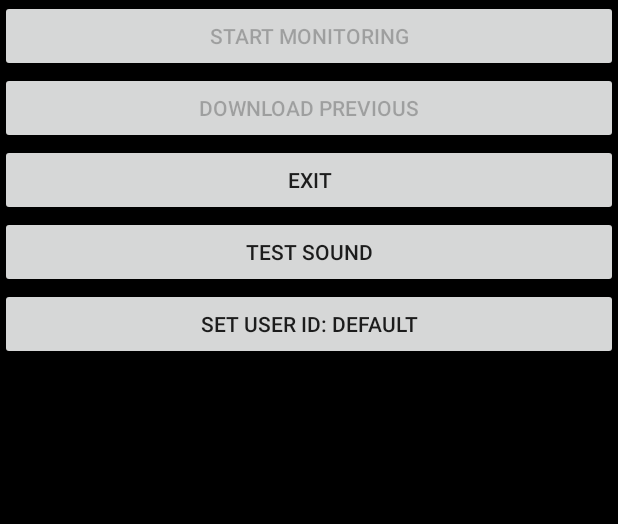
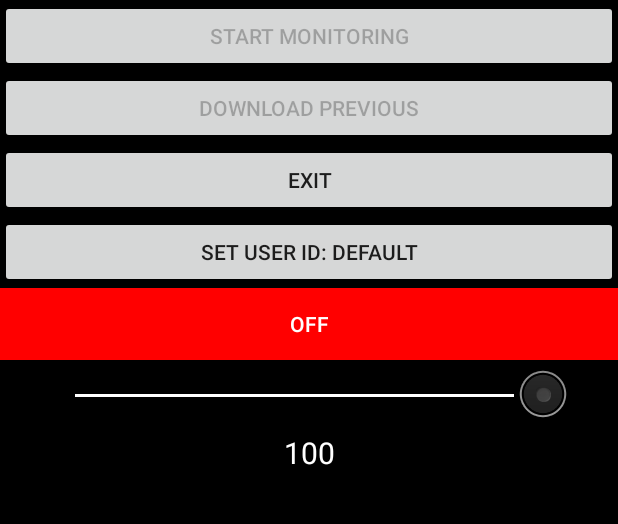
Before and after one commit to nathanww/home-tmr, an Android app: the screen it shows after launch (MainActivity), on a phone screen of 412 x 824 dp, the part 84-608 px from its top. Run offline under Robolectric (Android 15) with nearby library versions, the phone set to English and light mode, and no system bars; libraries missing offline, so code that uses them is left out: fi.iki.elonen, org.apache.commons; 9 statements that could not run were skipped.

Commit message:
Stroke code: no 'test sound,' white noise, volume slider, TMR on/off button

```diff
--- a/app/src/main/java/neurelectrics/fitbitdatalogger/MainActivity.java
+++ b/app/src/main/java/neurelectrics/fitbitdatalogger/MainActivity.java
@@ -8,7 +8,11 @@ import android.content.Context;
 import android.content.DialogInterface;
 import android.content.Intent;
 import android.content.IntentFilter;
+import android.content.SharedPreferences;
 import android.content.pm.PackageManager;
+import android.content.res.ColorStateList;
+import android.graphics.Color;
+import android.media.MediaPlayer;
 import android.os.AsyncTask;
 import android.os.BatteryManager;
 import android.os.Environment;
@@ -23,8 +27,11 @@ import android.view.View;
 import android.view.Window;
 import android.view.WindowManager;
 import android.widget.Button;
+import android.widget.CompoundButton;
 import android.widget.EditText;
+import android.widget.SeekBar;
 import android.widget.TextView;
+import android.widget.ToggleButton;
 
 import org.apache.commons.math3.stat.descriptive.moment.StandardDeviation;
 import org.json.JSONException;
@@ -72,6 +79,12 @@ public class MainActivity extends AppCompatActivity {
     fitbitServer server;
     savedDataServer fileServer;
     String fitbitStatus="";
+    ToggleButton tmrStateButton;
+    MediaPlayer whiteNoise;
+    Float whiteNoiseVolume = 1.0f;
+    TextView volumeText;
+    SeekBar volumeBar;
+    SharedPreferences volumePreferences;
     boolean isPlaying=false;
     int ZMAX_WRITE_INTERVAL=60*60; //write zmax data every minute
     String zMaxBuffer="";
@@ -393,6 +406,54 @@ public class MainActivity extends AppCompatActivity {
             }
         });
 
+        volumePreferences = getSharedPreferences("volume_preferences", MODE_PRIVATE);
+        whiteNoiseVolume = volumePreferences.getFloat("volume", 1.0f);
+        int displayVolume = (int) (whiteNoiseVolume * 100);
+
+        volumeBar = (SeekBar) findViewById(R.id.volumeBar);
+        volumeBar.setProgress(displayVolume);
+        volumeText = (TextView) findViewById(R.id.volumeText);
+        volumeText.setText(String.valueOf(displayVolume));
+        volumeBar.setOnSeekBarChangeListener(new SeekBar.OnSeekBarChangeListener() {
+            @Override
+            public void onProgressChanged(SeekBar seekBar, int progress, boolean fromUser) {
+                volumeText.setText(String.valueOf(progress));
+                whiteNoiseVolume = new Float(progress / 100.0);
+                whiteNoise.setVolume(whiteNoiseVolume, whiteNoiseVolume);
+            }
+
+            @Override
+            public void onStartTrackingTouch(SeekBar seekBar) {
+
+            }
+
+            @Override
+            public void onStopTrackingTouch(SeekBar seekBar) {
+                SharedPreferences.Editor editor = volumePreferences.edit();
+                editor.putFloat("volume", whiteNoiseVolume);
+                editor.commit();
+            }
+        });
+
+        whiteNoise = MediaPlayer.create(this, R.raw.whitenoise);
+        whiteNoise.setLooping(true);
+        whiteNoise.setVolume(whiteNoiseVolume, whiteNoiseVolume);
+        tmrStateButton = (ToggleButton) findViewById(R.id.tmrState);
+        tmrStateButton.setTextColor(Color.parseColor("#FFFFFF"));
+        tmrStateButton.setBackgroundColor(Color.parseColor("#FF0000"));
+        tmrStateButton.setOnCheckedChangeListener(new CompoundButton.OnCheckedChangeListener() {
+            public void onCheckedChanged(CompoundButton buttonView, boolean isChecked) {
+                if (isChecked) {
+                    whiteNoise.start();
+                    tmrStateButton.setBackgroundColor(Color.parseColor("#008000"));
+                } else {
+                    whiteNoise.pause();
+                    tmrStateButton.setBackgroundColor(Color.parseColor("#FF0000"));
+                    stim_seconds = 0;
+                }
+            }
+        });
+
         getUserSettings();
     }
 
@@ -490,7 +551,7 @@ public class MainActivity extends AppCompatActivity {
                     if(targetVolume < 0.1){
                         targetVolume=0;
                     }
-                    md.setMediaVolume(targetVolume, targetVolume);
+                    md.setMediaVolume(whiteNoiseVolume, whiteNoiseVolume);
                     backoff_time=System.currentTimeMillis()+BACKOFF_TIME; //stim woke them up, so pause it
                 }
             }
@@ -506,14 +567,14 @@ public class MainActivity extends AppCompatActivity {
                 */
             }
             else {
-                if (above_thresh >0 ) { //we are stably in stage, start playing the media
+                if (above_thresh > 0 && tmrStateButton.isChecked()) { //we are stably in stage, start playing the media
                     tmrStatus = "1,";
                     stim_seconds++;
                     targetVolume=targetVolume+volumeInc;
                     if (targetVolume > 1) {
                         targetVolume=1.0f;
                     }
-                    md.setMediaVolume(targetVolume, targetVolume);
+                    md.setMediaVolume(whiteNoiseVolume, whiteNoiseVolume);
                     if (!md.isMediaPlaying()){
                         md.startMedia();
                     }
--- a/app/src/main/res/layout/activity_main_simple.xml
+++ b/app/src/main/res/layout/activity_main_simple.xml
@@ -1,4 +1,5 @@
 <?xml version="1.0" encoding="utf-8"?>
+
 <LinearLayout xmlns:android="http://schemas.android.com/apk/res/android"
     xmlns:app="http://schemas.android.com/apk/res-auto"
     xmlns:tools="http://schemas.android.com/tools"
@@ -8,7 +9,6 @@
     android:orientation="vertical"
     android:background="@android:color/black"
     tools:context="neurelectrics.fitbitdatalogger.MainActivity">
-
     <Button
         android:id="@+id/startButton"
         android:layout_width="match_parent"
@@ -31,13 +31,43 @@
         android:id="@+id/testButton"
         android:layout_width="match_parent"
         android:layout_height="wrap_content"
-        android:text="Test sound" />
+        android:text="Test sound"
+        android:visibility="gone" />
 
     <Button
         android:id="@+id/USERID"
         android:layout_width="match_parent"
         android:layout_height="wrap_content"
         android:text="Set USER ID" />
+
+    <ToggleButton
+        android:id="@+id/tmrState"
+        android:layout_width="match_parent"
+        android:layout_height="wrap_content"
+        android:text="ToggleButton" />
+
+
+    <SeekBar
+        android:id="@+id/volumeBar"
+        android:layout_width="match_parent"
+        android:layout_height="wrap_content"
+        android:layout_centerVertical="true"
+        android:max="100"
+        android:paddingStart="50dp"
+        android:paddingEnd="50dp"
+        android:progress="50"
+        android:progressTint="#FFFFFF"
+        android:thumb="@android:drawable/btn_radio" />
+
+
+    <TextView
+        android:id="@+id/volumeText"
+        android:layout_width="match_parent"
+        android:layout_height="wrap_content"
+        android:text="50"
+        android:textColor="#FFFFFF"
+        android:textSize="20dp"
+        android:gravity="center"/>
 
     <TextView
         android:id="@+id/fConnectionStatus"
```
Also changed, not shown: 1 other file.
